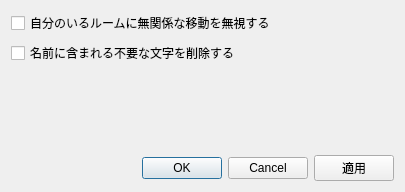
Old version of the form nyushitsu/src/ui/settingsdialog.ui in the repository chirimenmonster/ts3plugins.
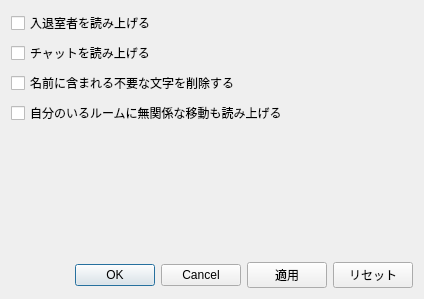
New version of the form.

Patch:
```diff
--- a/nyushitsu/src/ui/settingsdialog.ui
+++ b/nyushitsu/src/ui/settingsdialog.ui
@@ -6,8 +6,8 @@
    <rect>
     <x>0</x>
     <y>0</y>
-    <width>405</width>
-    <height>192</height>
+    <width>424</width>
+    <height>299</height>
    </rect>
   </property>
   <property name="windowTitle">
@@ -20,17 +20,31 @@
       <item>
        <widget class="QCheckBox" name="checkBox_1">
         <property name="text">
-         <string>自分のいるルームに無関係な移動を無視する</string>
+         <string>入退室者を読み上げる</string>
         </property>
        </widget>
       </item>
       <item>
-       <widget class="QCheckBox" name="checkBox_2">
+       <widget class="QCheckBox" name="checkBox_enableVoiceOnChat">
+        <property name="text">
+         <string>チャットを読み上げる</string>
+        </property>
+       </widget>
+      </item>
+      <item>
+       <widget class="QCheckBox" name="checkBox_enableNicknameFilter">
         <property name="text">
          <string>名前に含まれる不要な文字を削除する</string>
         </property>
        </widget>
       </item>
+      <item>
+       <widget class="QCheckBox" name="checkBox_enableWatchOtherRoom">
+        <property name="text">
+         <string>自分のいるルームに無関係な移動も読み上げる</string>
+        </property>
+       </widget>
+      </item>
       <item>
        <spacer name="verticalSpacer">
         <property name="orientation">
@@ -75,6 +89,13 @@
         </property>
        </widget>
       </item>
+      <item>
+       <widget class="QPushButton" name="pushButton_reset">
+        <property name="text">
+         <string>リセット</string>
+        </property>
+       </widget>
+      </item>
      </layout>
     </item>
    </layout>
```
Left out of the diff: 39 changed lines with no effect on the pictures.
